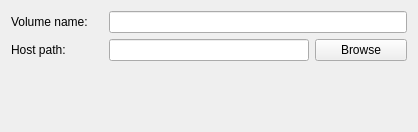
Old version of the form Src.QT/emuone-hades/devices/ExternalFileSystemEditor.ui in the repository akapustiatyahoocouk/EmuOne.
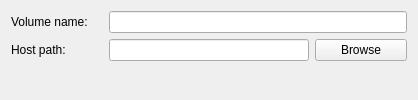
New version of the form. Icons and pictures are not drawn.

The edit to the form file:
```diff
--- a/Src.QT/emuone-hades/devices/ExternalFileSystemEditor.ui
+++ b/Src.QT/emuone-hades/devices/ExternalFileSystemEditor.ui
@@ -7,7 +7,7 @@
     <x>0</x>
     <y>0</y>
     <width>418</width>
-    <height>132</height>
+    <height>100</height>
    </rect>
   </property>
   <property name="windowTitle">
@@ -69,7 +69,7 @@
      <property name="sizeHint" stdset="0">
       <size>
        <width>20</width>
-       <height>40</height>
+       <height>8</height>
       </size>
      </property>
     </spacer>
```
